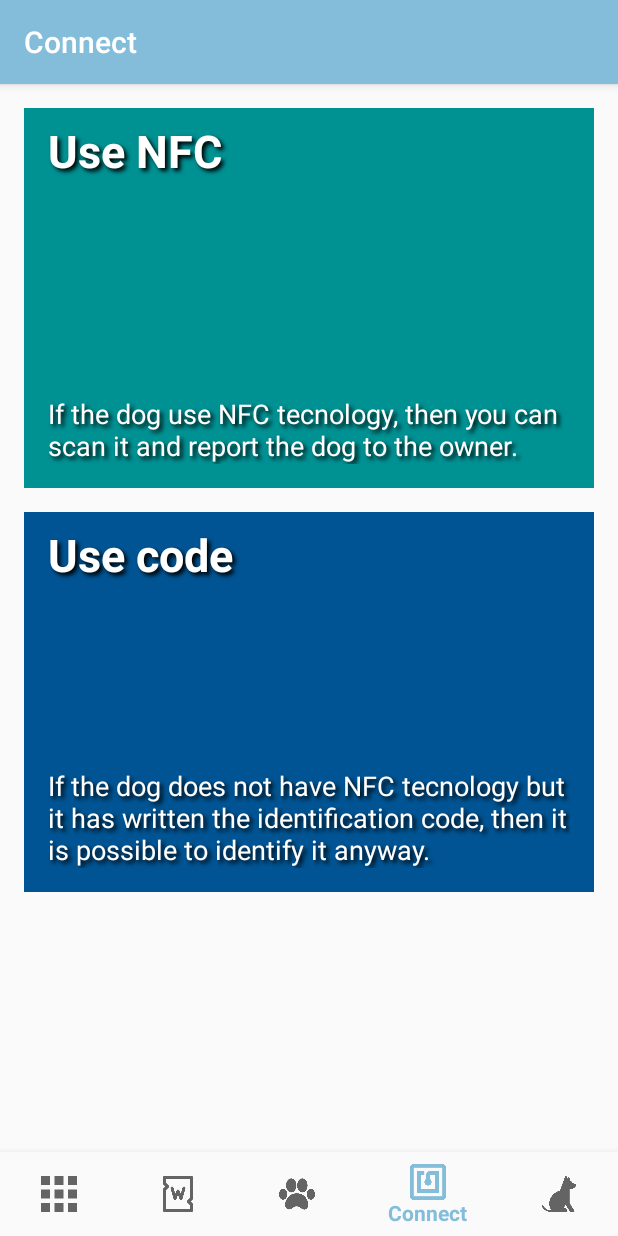
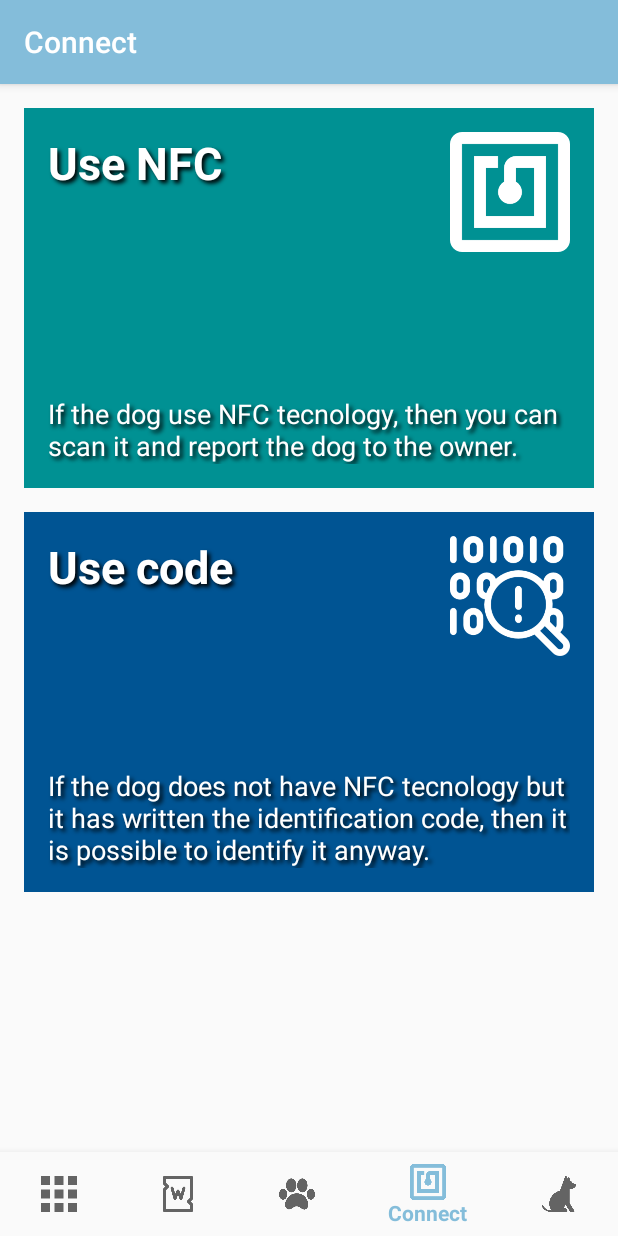
Before and after one commit to Mastercypher/Datdog, an Android app: the ConnectActivity screen opened directly, with no data from a screen before it, on a phone screen of 412 x 824 dp. Run offline under Robolectric (Android 15) with nearby library versions, the phone set to English and light mode, and no system bars.

Commit message:
complete connect activity

```diff
--- a/android/DatDog/app/src/main/res/layout/activity_connect.xml
+++ b/android/DatDog/app/src/main/res/layout/activity_connect.xml
@@ -25,9 +25,9 @@
                 android:layout_marginEnd="16dp"
                 android:layout_marginStart="16dp"
                 android:layout_marginTop="16dp"
-                android:background="#009193"
+                android:background="@color/colorNFC"
                 android:paddingLeft="16dp"
-                android:paddingTop="8dp"
+                android:paddingTop="16dp"
                 android:shadowColor="#000"
                 android:shadowDx="3.0"
                 android:shadowDy="3.0"
@@ -67,9 +67,9 @@
                 android:layout_marginEnd="16dp"
                 android:layout_marginStart="16dp"
                 android:layout_marginTop="16dp"
-                android:background="#005493"
+                android:background="@color/colorCode"
                 android:paddingLeft="16dp"
-                android:paddingTop="8dp"
+                android:paddingTop="16dp"
                 android:shadowColor="#000"
                 android:shadowDx="3.0"
                 android:shadowDy="3.0"
@@ -101,6 +101,26 @@
                 app:layout_constraintBottom_toBottomOf="@+id/textView22"
                 app:layout_constraintEnd_toEndOf="@+id/textView22"
                 app:layout_constraintStart_toStartOf="@+id/textView22" />
+
+            <ImageView
+                android:id="@+id/imageView4"
+                android:layout_width="80dp"
+                android:layout_height="80dp"
+                android:layout_marginEnd="16dp"
+                android:layout_marginTop="16dp"
+                app:layout_constraintEnd_toEndOf="@+id/textView21"
+                app:layout_constraintTop_toTopOf="@+id/textView21"
+                app:srcCompat="@drawable/icon_nfc_w" />
+
+            <ImageView
+                android:id="@+id/imageView7"
+                android:layout_width="80dp"
+                android:layout_height="80dp"
+                android:layout_marginRight="16dp"
+                android:layout_marginTop="16dp"
+                app:layout_constraintEnd_toEndOf="@+id/textView22"
+                app:layout_constraintTop_toTopOf="@+id/textView22"
+                app:srcCompat="@drawable/icon_code_w" />
         </android.support.constraint.ConstraintLayout>
     </ScrollView>
 
--- a/android/DatDog/app/src/main/res/values/colors.xml
+++ b/android/DatDog/app/src/main/res/values/colors.xml
@@ -11,4 +11,6 @@
     <color name="colorMissing">#ff3b30</color>
     <color name="colorLightblue">#82c6e6</color>
     <color name="colorDarkblue">#096b91</color>
+    <color name="colorNFC">#009193</color>
+    <color name="colorCode">#005493</color>
 </resources>
```
Also changed, not shown: android/DatDog/app/src/main/res/drawable/add.png (added), android/DatDog/app/src/main/res/drawable/icon_code_genet_w.png (added), android/DatDog/app/src/main/res/drawable/icon_code_w.png (added), android/DatDog/app/src/main/res/drawable/icon_connected.png (added), android/DatDog/app/src/main/res/drawable/icon_nfc_w.png (added), 4 other files.
